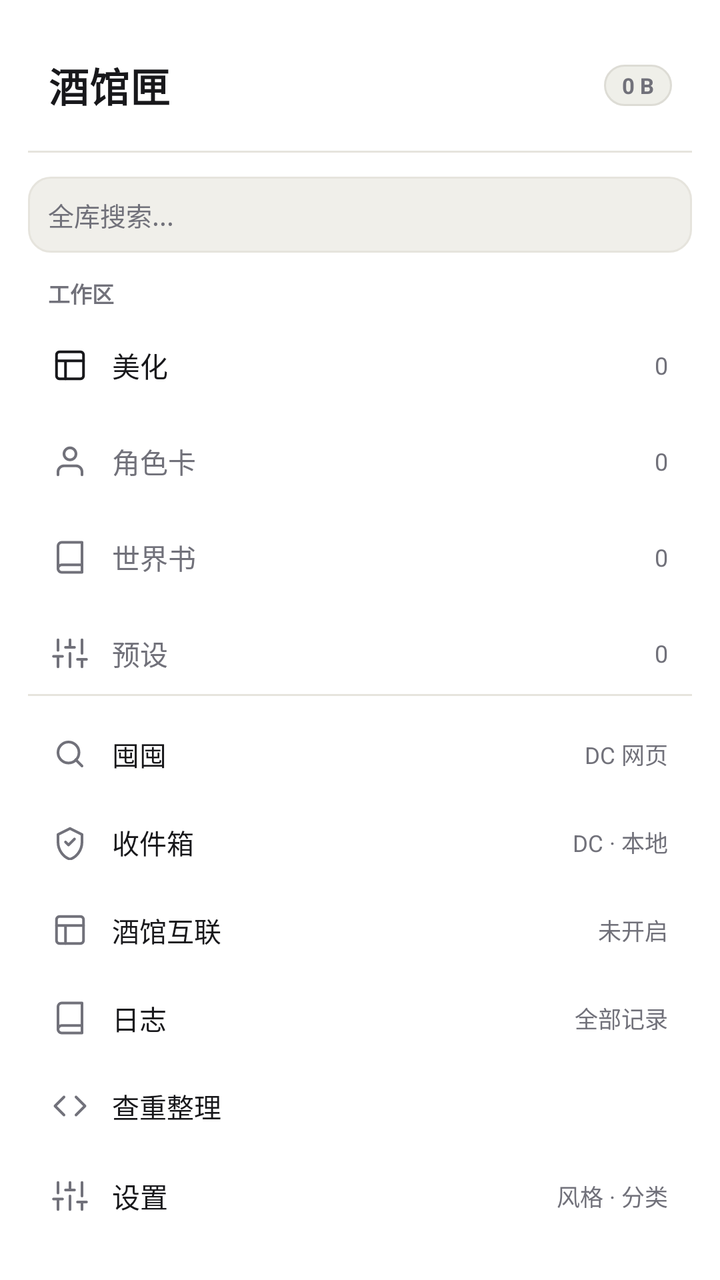
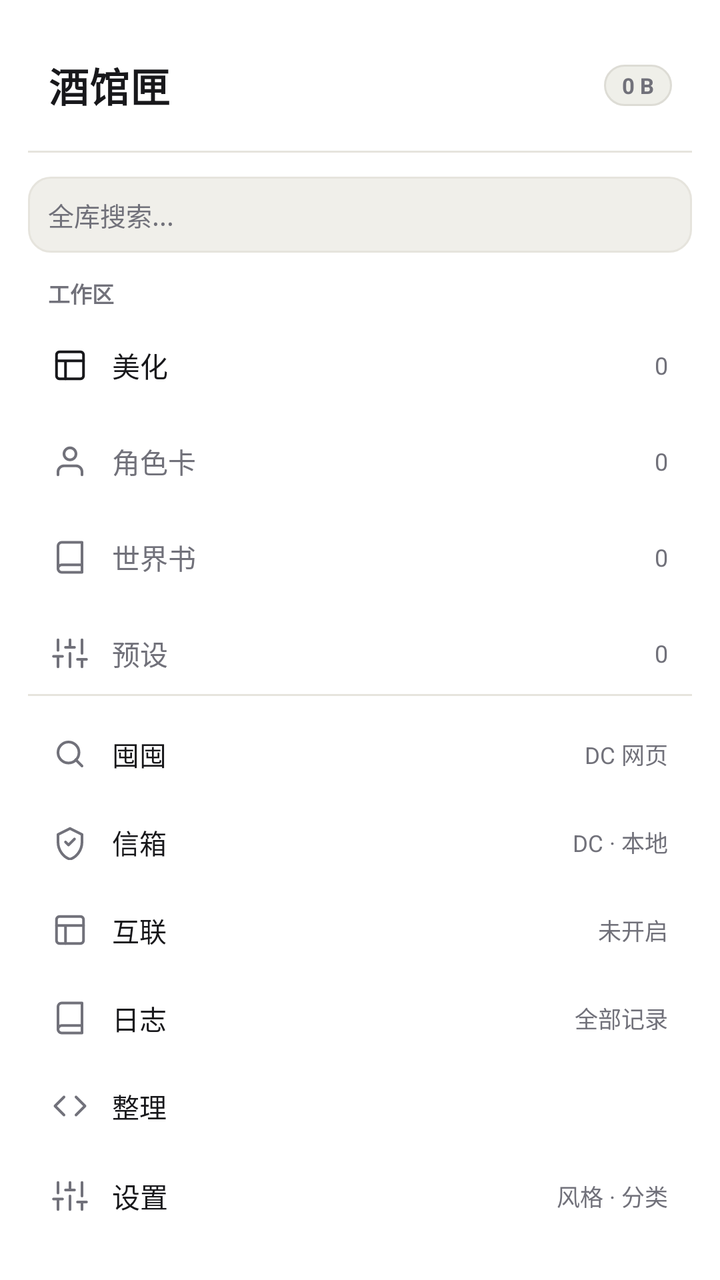

Screens rendered from an Android XML layout before and after an edit, with the pre-edit source and the edit as a unified diff.
<!-- AndroidManifest.xml: application theme Theme.STThemeVault -->
<!-- res/layout/layout_drawer.xml -->
<?xml version="1.0" encoding="utf-8"?>
<LinearLayout xmlns:android="http://schemas.android.com/apk/res/android"
    xmlns:app="http://schemas.android.com/apk/res-auto"
    android:layout_width="276dp"
    android:layout_height="match_parent"
    android:layout_gravity="start"
    android:background="@color/surface"
    android:clickable="true"
    android:focusable="true"
    android:orientation="vertical"
    android:paddingHorizontal="14dp"
    android:paddingTop="28dp"
    android:paddingBottom="20dp">

    
    <LinearLayout
        android:layout_width="match_parent"
        android:layout_height="wrap_content"
        android:gravity="center_vertical"
        android:orientation="horizontal"
        android:paddingHorizontal="10dp"
        android:paddingBottom="18dp">

        <TextView
            android:layout_width="0dp"
            android:layout_height="wrap_content"
            android:layout_weight="1"
            android:letterSpacing="0.02"
            android:text="酒馆匣"
            android:textColor="@color/text_primary"
            android:textSize="20sp"
            android:textStyle="bold" />

        <TextView
            android:id="@+id/tvDrawerTotalSize"
            android:layout_width="wrap_content"
            android:layout_height="wrap_content"
            android:background="@drawable/bg_pill_accent"
            android:paddingHorizontal="9dp"
            android:paddingVertical="3dp"
            android:text="0 B"
            android:textColor="@color/text_muted"
            android:textSize="11sp"
            android:textStyle="bold" />
    </LinearLayout>

    <View
        android:layout_width="match_parent"
        android:layout_height="1dp"
        android:layout_marginBottom="12dp"
        android:background="@color/border" />

    
    <LinearLayout
        android:layout_width="match_parent"
        android:layout_height="38dp"
        android:layout_marginBottom="12dp"
        android:background="@drawable/bg_input"
        android:gravity="center_vertical"
        android:orientation="horizontal"
        android:paddingHorizontal="10dp">

        <EditText
            android:id="@+id/etDrawerGlobalSearch"
            android:layout_width="0dp"
            android:layout_height="match_parent"
            android:layout_weight="1"
            android:background="@android:color/transparent"
            android:hint="全库搜索..."
            android:imeOptions="actionSearch"
            android:inputType="text"
            android:singleLine="true"
            android:textColor="@color/text_primary"
            android:textColorHint="@color/text_muted"
            android:textSize="13sp" />

        <TextView
            android:id="@+id/btnDrawerSearchClear"
            android:layout_width="wrap_content"
            android:layout_height="wrap_content"
            android:clickable="true"
            android:focusable="true"
            android:paddingHorizontal="6dp"
            android:paddingVertical="4dp"
            android:text="✕"
            android:textColor="@color/text_muted"
            android:textSize="12sp"
            android:visibility="gone" />
    </LinearLayout>

    
    <TextView
        android:id="@+id/tvDrawerSearchEmpty"
        android:layout_width="match_parent"
        android:layout_height="wrap_content"
        android:gravity="center"
        android:paddingVertical="24dp"
        android:text="未找到匹配资源"
        android:textColor="@color/text_muted"
        android:textSize="12.5sp"
        android:visibility="gone" />

    <androidx.recyclerview.widget.RecyclerView
        android:id="@+id/rvDrawerGlobalSearch"
        android:layout_width="match_parent"
        android:layout_height="0dp"
        android:layout_weight="1"
        android:visibility="gone" />

    
    <LinearLayout
        android:id="@+id/drawerNavGroup"
        android:layout_width="match_parent"
        android:layout_height="0dp"
        android:layout_weight="1"
        android:orientation="vertical">

    <TextView
        android:layout_width="wrap_content"
        android:layout_height="wrap_content"
        android:layout_marginBottom="6dp"
        android:paddingHorizontal="10dp"
        android:text="工作区"
        android:textColor="@color/text_muted"
        android:textSize="11sp"
        android:textStyle="bold" />

    
    <LinearLayout
        android:id="@+id/drawerItemThemes"
        android:layout_width="match_parent"
        android:layout_height="44dp"
        android:layout_marginBottom="4dp"
        android:clickable="true"
        android:focusable="true"
        android:gravity="center_vertical"
        android:orientation="horizontal"
        android:paddingHorizontal="12dp">

        <ImageView
            android:id="@+id/ivDrawerThemes"
            android:layout_width="18dp"
            android:layout_height="18dp"
            android:src="@drawable/ic_module_theme"
            app:tint="@color/text_primary" />

        <TextView
            android:id="@+id/tvDrawerThemes"
            android:layout_width="0dp"
            android:layout_height="wrap_content"
            android:layout_marginStart="12dp"
            android:layout_weight="1"
            android:text="美化"
            android:textColor="@color/text_primary"
            android:textSize="14sp" />

        <TextView
            android:id="@+id/tvCountThemes"
            android:layout_width="wrap_content"
            android:layout_height="wrap_content"
            android:text="0"
            android:textColor="@color/text_muted"
            android:textSize="12sp" />
    </LinearLayout>

    
    <LinearLayout
        android:id="@+id/drawerItemCharacters"
        android:layout_width="match_parent"
        android:layout_height="44dp"
        android:layout_marginBottom="4dp"
        android:clickable="true"
        android:focusable="true"
        android:gravity="center_vertical"
        android:orientation="horizontal"
        android:paddingHorizontal="12dp">

        <ImageView
            android:id="@+id/ivDrawerCharacters"
            android:layout_width="18dp"
            android:layout_height="18dp"
            android:src="@drawable/ic_module_character"
            app:tint="@color/text_muted" />

        <TextView
            android:id="@+id/tvDrawerCharacters"
            android:layout_width="0dp"
            android:layout_height="wrap_content"
            android:layout_marginStart="12dp"
            android:layout_weight="1"
            android:text="角色卡"
            android:textColor="@color/text_muted"
            android:textSize="14sp" />

        <TextView
            android:id="@+id/tvCountChars"
            android:layout_width="wrap_content"
            android:layout_height="wrap_content"
            android:text="0"
            android:textColor="@color/text_muted"
            android:textSize="12sp" />
    </LinearLayout>

    
    <LinearLayout
        android:id="@+id/drawerItemWorldBooks"
        android:layout_width="match_parent"
        android:layout_height="44dp"
        android:layout_marginBottom="4dp"
        android:clickable="true"
        android:focusable="true"
        android:gravity="center_vertical"
        android:orientation="horizontal"
        android:paddingHorizontal="12dp">

        <ImageView
            android:id="@+id/ivDrawerWorldBooks"
            android:layout_width="18dp"
            android:layout_height="18dp"
            android:src="@drawable/ic_module_worldbook"
            app:tint="@color/text_muted" />

        <TextView
            android:id="@+id/tvDrawerWorldBooks"
            android:layout_width="0dp"
            android:layout_height="wrap_content"
            android:layout_marginStart="12dp"
            android:layout_weight="1"
            android:text="世界书"
            android:textColor="@color/text_muted"
            android:textSize="14sp" />

        <TextView
            android:id="@+id/tvCountBooks"
            android:layout_width="wrap_content"
            android:layout_height="wrap_content"
            android:text="0"
            android:textColor="@color/text_muted"
            android:textSize="12sp" />
    </LinearLayout>

    
    <LinearLayout
        android:id="@+id/drawerItemPresets"
        android:layout_width="match_parent"
        android:layout_height="44dp"
        android:layout_marginBottom="4dp"
        android:clickable="true"
        android:focusable="true"
        android:gravity="center_vertical"
        android:orientation="horizontal"
        android:paddingHorizontal="12dp">

        <ImageView
            android:id="@+id/ivDrawerPresets"
            android:layout_width="18dp"
            android:layout_height="18dp"
            android:src="@drawable/ic_module_preset"
            app:tint="@color/text_muted" />

        <TextView
            android:id="@+id/tvDrawerPresets"
            android:layout_width="0dp"
            android:layout_height="wrap_content"
            android:layout_marginStart="12dp"
            android:layout_weight="1"
            android:text="预设"
            android:textColor="@color/text_muted"
            android:textSize="14sp" />

        <TextView
            android:id="@+id/tvCountPresets"
            android:layout_width="wrap_content"
            android:layout_height="wrap_content"
            android:text="0"
            android:textColor="@color/text_muted"
            android:textSize="12sp" />
    </LinearLayout>

    
    <LinearLayout
        android:id="@+id/drawerItemComponents"
        android:layout_width="match_parent"
        android:layout_height="44dp"
        android:layout_marginBottom="4dp"
        android:clickable="true"
        android:focusable="true"
        android:gravity="center_vertical"
        android:orientation="horizontal"
        android:paddingHorizontal="12dp">

        <ImageView
            android:id="@+id/ivDrawerComponents"
            android:layout_width="18dp"
            android:layout_height="18dp"
            android:src="@drawable/ic_module_component"
            app:tint="@color/text_muted" />

        <TextView
            android:id="@+id/tvDrawerComponents"
            android:layout_width="0dp"
            android:layout_height="wrap_content"
            android:layout_marginStart="12dp"
            android:layout_weight="1"
            android:text="组件"
            android:textColor="@color/text_muted"
            android:textSize="14sp" />

        <TextView
            android:id="@+id/tvCountComps"
            android:layout_width="wrap_content"
            android:layout_height="wrap_content"
            android:text="0"
            android:textColor="@color/text_muted"
            android:textSize="12sp" />
    </LinearLayout>

    </LinearLayout>

    <View
        android:layout_width="match_parent"
        android:layout_height="1dp"
        android:layout_marginBottom="8dp"
        android:background="@color/border" />

    
    <LinearLayout
        android:id="@+id/drawerItemHoard"
        android:layout_width="match_parent"
        android:layout_height="42dp"
        android:layout_marginBottom="2dp"
        android:clickable="true"
        android:focusable="true"
        android:gravity="center_vertical"
        android:orientation="horizontal"
        android:paddingHorizontal="12dp">

        <ImageView
            android:layout_width="18dp"
            android:layout_height="18dp"
            android:src="@drawable/ic_nav_search"
            app:tint="@color/text_muted" />

        <TextView
            android:layout_width="0dp"
            android:layout_height="wrap_content"
            android:layout_marginStart="12dp"
            android:layout_weight="1"
            android:text="囤囤"
            android:textColor="@color/text_primary"
            android:textSize="13.5sp" />

        <TextView
            android:layout_width="wrap_content"
            android:layout_height="wrap_content"
            android:text="DC 网页"
            android:textColor="@color/text_muted"
            android:textSize="11.5sp" />
    </LinearLayout>

    
    <LinearLayout
        android:id="@+id/drawerItemInbox"
        android:layout_width="match_parent"
        android:layout_height="42dp"
        android:layout_marginBottom="2dp"
        android:clickable="true"
        android:focusable="true"
        android:gravity="center_vertical"
        android:orientation="horizontal"
        android:paddingHorizontal="12dp">

        <ImageView
            android:layout_width="18dp"
            android:layout_height="18dp"
            android:src="@drawable/ic_nav_vault"
            app:tint="@color/text_muted" />

        <TextView
            android:layout_width="0dp"
            android:layout_height="wrap_content"
            android:layout_marginStart="12dp"
            android:layout_weight="1"
            android:text="收件箱"
            android:textColor="@color/text_primary"
            android:textSize="13.5sp" />

        <TextView
            android:id="@+id/tvDrawerInboxStatus"
            android:layout_width="wrap_content"
            android:layout_height="wrap_content"
            android:text="DC · 本地"
            android:textColor="@color/text_muted"
            android:textSize="11.5sp" />
    </LinearLayout>

    
    <LinearLayout
        android:id="@+id/drawerItemBridge"
        android:layout_width="match_parent"
        android:layout_height="42dp"
        android:layout_marginBottom="2dp"
        android:clickable="true"
        android:focusable="true"
        android:gravity="center_vertical"
        android:orientation="horizontal"
        android:paddingHorizontal="12dp">

        <ImageView
            android:layout_width="18dp"
            android:layout_height="18dp"
            android:src="@drawable/ic_module_theme"
            app:tint="@color/text_muted" />

        <TextView
            android:layout_width="0dp"
            android:layout_height="wrap_content"
            android:layout_marginStart="12dp"
            android:layout_weight="1"
            android:text="酒馆互联"
            android:textColor="@color/text_primary"
            android:textSize="13.5sp" />

        <TextView
            android:id="@+id/tvDrawerBridgeStatus"
            android:layout_width="wrap_content"
            android:layout_height="wrap_content"
            android:text="未开启"
            android:textColor="@color/text_muted"
            android:textSize="11.5sp" />
    </LinearLayout>

    
    <LinearLayout
        android:id="@+id/drawerItemLog"
        android:layout_width="match_parent"
        android:layout_height="42dp"
        android:layout_marginBottom="2dp"
        android:clickable="true"
        android:focusable="true"
        android:gravity="center_vertical"
        android:orientation="horizontal"
        android:paddingHorizontal="12dp">

        <ImageView
            android:layout_width="18dp"
            android:layout_height="18dp"
            android:src="@drawable/ic_module_worldbook"
            app:tint="@color/text_muted" />

        <TextView
            android:layout_width="0dp"
            android:layout_height="wrap_content"
            android:layout_marginStart="12dp"
            android:layout_weight="1"
            android:text="日志"
            android:textColor="@color/text_primary"
            android:textSize="13.5sp" />

        <TextView
            android:layout_width="wrap_content"
            android:layout_height="wrap_content"
            android:text="全部记录"
            android:textColor="@color/text_muted"
            android:textSize="11.5sp" />
    </LinearLayout>

    
    <LinearLayout
        android:id="@+id/drawerItemDedup"
        android:layout_width="match_parent"
        android:layout_height="42dp"
        android:layout_marginBottom="2dp"
        android:clickable="true"
        android:focusable="true"
        android:gravity="center_vertical"
        android:orientation="horizontal"
        android:paddingHorizontal="12dp">

        <ImageView
            android:layout_width="18dp"
            android:layout_height="18dp"
            android:src="@drawable/ic_module_component"
            app:tint="@color/text_muted" />

        <TextView
            android:layout_width="0dp"
            android:layout_height="wrap_content"
            android:layout_marginStart="12dp"
            android:layout_weight="1"
            android:text="查重整理"
            android:textColor="@color/text_primary"
            android:textSize="13.5sp" />
    </LinearLayout>

    
    <LinearLayout
        android:id="@+id/drawerItemSettings"
        android:layout_width="match_parent"
        android:layout_height="44dp"
        android:clickable="true"
        android:focusable="true"
        android:gravity="center_vertical"
        android:orientation="horizontal"
        android:paddingHorizontal="12dp">

        <ImageView
            android:layout_width="18dp"
            android:layout_height="18dp"
            android:src="@drawable/ic_module_preset"
            app:tint="@color/text_muted" />

        <TextView
            android:layout_width="0dp"
            android:layout_height="wrap_content"
            android:layout_marginStart="12dp"
            android:layout_weight="1"
            android:text="设置"
            android:textColor="@color/text_primary"
            android:textSize="14sp" />

        <TextView
            android:layout_width="wrap_content"
            android:layout_height="wrap_content"
            android:text="风格 · 分类"
            android:textColor="@color/text_muted"
            android:textSize="11.5sp" />
    </LinearLayout>
</LinearLayout>
<!-- resources referenced by this layout -->
<resources>
  <color name="border">#E6E4DD</color>
  <color name="surface">#FFFFFF</color>
  <color name="text_muted">#71717A</color>
  <color name="text_primary">#18181B</color>
  <!-- drawable bg_input (drawable) -->
  <?xml version="1.0" encoding="utf-8"?>
  <shape xmlns:android="http://schemas.android.com/apk/res/android" android:shape="rectangle">
      <solid android:color="@color/surface_2" />
      <corners android:radius="11dp" />
      <stroke android:width="1dp" android:color="@color/border" />
  </shape>
  <!-- drawable bg_pill_accent (drawable) -->
  <?xml version="1.0" encoding="utf-8"?>
  <shape xmlns:android="http://schemas.android.com/apk/res/android" android:shape="rectangle">
      <solid android:color="@color/pill_accent_bg" />
      <corners android:radius="999dp" />
      <stroke android:width="1dp" android:color="@color/pill_accent_stroke" />
  </shape>
  <!-- drawable ic_module_character (drawable) -->
  <?xml version="1.0" encoding="utf-8"?>
  <vector xmlns:android="http://schemas.android.com/apk/res/android"
      android:width="20dp"
      android:height="20dp"
      android:viewportWidth="24"
      android:viewportHeight="24">
      <path
          android:fillColor="@android:color/transparent"
          android:pathData="M20,21v-2a4,4 0,0 0,-4 -4H8a4,4 0,0 0,-4 4v2"
          android:strokeWidth="1.8"
          android:strokeColor="#FFFFFF"
          android:strokeLineCap="round"
          android:strokeLineJoin="round" />
      <path
          android:fillColor="@android:color/transparent"
          android:pathData="M12,3a4,4 0,1 0,0 8a4,4 0,1 0,0 -8z"
          android:strokeWidth="1.8"
          android:strokeColor="#FFFFFF"
          android:strokeLineCap="round" />
  </vector>
  <!-- drawable ic_module_component (drawable) -->
  <?xml version="1.0" encoding="utf-8"?>
  <vector xmlns:android="http://schemas.android.com/apk/res/android"
      android:width="20dp"
      android:height="20dp"
      android:viewportWidth="24"
      android:viewportHeight="24">
      <path
          android:fillColor="@android:color/transparent"
          android:pathData="M16,18l6,-6l-6,-6M8,6l-6,6l6,6"
          android:strokeWidth="1.8"
          android:strokeColor="#FFFFFF"
          android:strokeLineCap="round"
          android:strokeLineJoin="round" />
  </vector>
  <!-- drawable ic_module_preset (drawable) -->
  <?xml version="1.0" encoding="utf-8"?>
  <vector xmlns:android="http://schemas.android.com/apk/res/android"
      android:width="20dp"
      android:height="20dp"
      android:viewportWidth="24"
      android:viewportHeight="24">
      <path
          android:fillColor="@android:color/transparent"
          android:pathData="M4,21v-7M4,10V3M12,21v-9M12,8V3M20,21v-5M20,12V3M1,14h6M9,8h6M17,16h6"
          android:strokeWidth="1.8"
          android:strokeColor="#FFFFFF"
          android:strokeLineCap="round"
          android:strokeLineJoin="round" />
  </vector>
  <!-- drawable ic_module_theme (drawable) -->
  <?xml version="1.0" encoding="utf-8"?>
  <vector xmlns:android="http://schemas.android.com/apk/res/android"
      android:width="20dp"
      android:height="20dp"
      android:viewportWidth="24"
      android:viewportHeight="24">
      <path
          android:fillColor="@android:color/transparent"
          android:pathData="M3,5a2,2 0,0 1,2 -2h14a2,2 0,0 1,2 2v14a2,2 0,0 1,-2 2H5a2,2 0,0 1,-2 -2V5z"
          android:strokeWidth="1.8"
          android:strokeColor="#FFFFFF"
          android:strokeLineJoin="round" />
      <path
          android:fillColor="@android:color/transparent"
          android:pathData="M3,9h18M9,21V9"
          android:strokeWidth="1.8"
          android:strokeColor="#FFFFFF"
          android:strokeLineCap="round" />
  </vector>
  <color name="surface_2">#F0EFEA</color>
  <color name="pill_accent_bg">#EFEFE9</color>
  <color name="pill_accent_stroke">#DDDCD5</color>
  <color name="accent">#18181B</color>
  <color name="on_accent">#FFFFFF</color>
  <color name="bg">#F7F7F5</color>
  <!-- unchanged entries left out for length: 4 -->
</resources>

<!-- the commit's change to res/layout/layout_drawer.xml (unified diff, before → after) -->
@@ -381,7 +381,7 @@
             android:layout_height="wrap_content"
             android:layout_marginStart="12dp"
             android:layout_weight="1"
-            android:text="收件箱"
+            android:text="信箱"
             android:textColor="@color/text_primary"
             android:textSize="13.5sp" />
 
@@ -417,7 +417,7 @@
             android:layout_height="wrap_content"
             android:layout_marginStart="12dp"
             android:layout_weight="1"
-            android:text="酒馆互联"
+            android:text="互联"
             android:textColor="@color/text_primary"
             android:textSize="13.5sp" />
 
@@ -488,7 +488,7 @@
             android:layout_height="wrap_content"
             android:layout_marginStart="12dp"
             android:layout_weight="1"
-            android:text="查重整理"
+            android:text="整理"
             android:textColor="@color/text_primary"
             android:textSize="13.5sp" />
     </LinearLayout>
